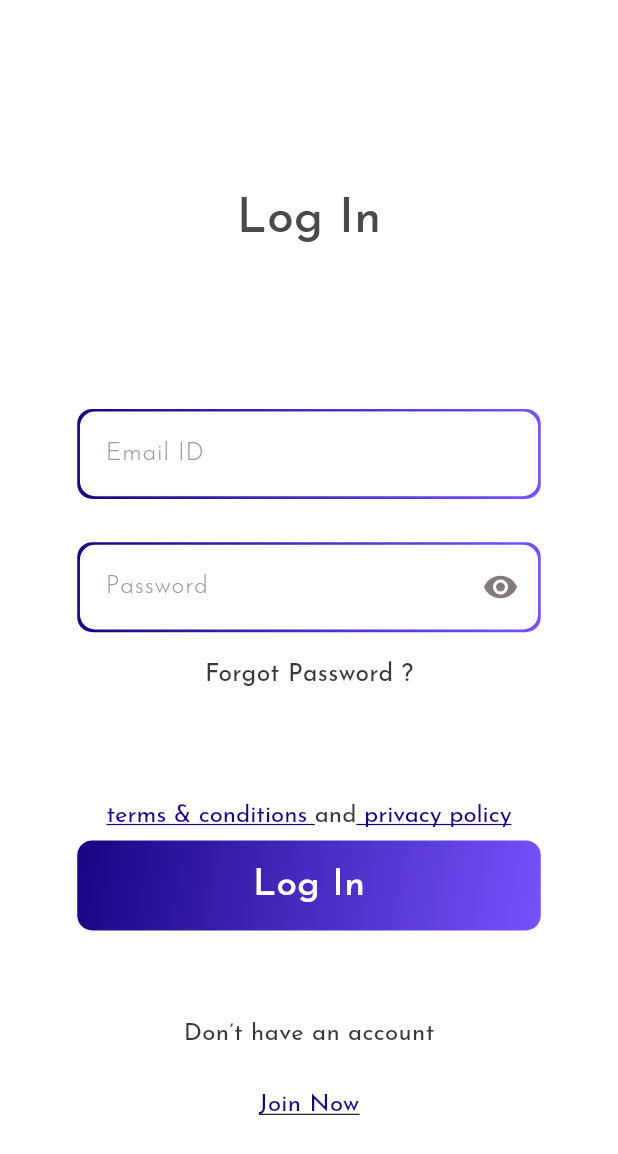
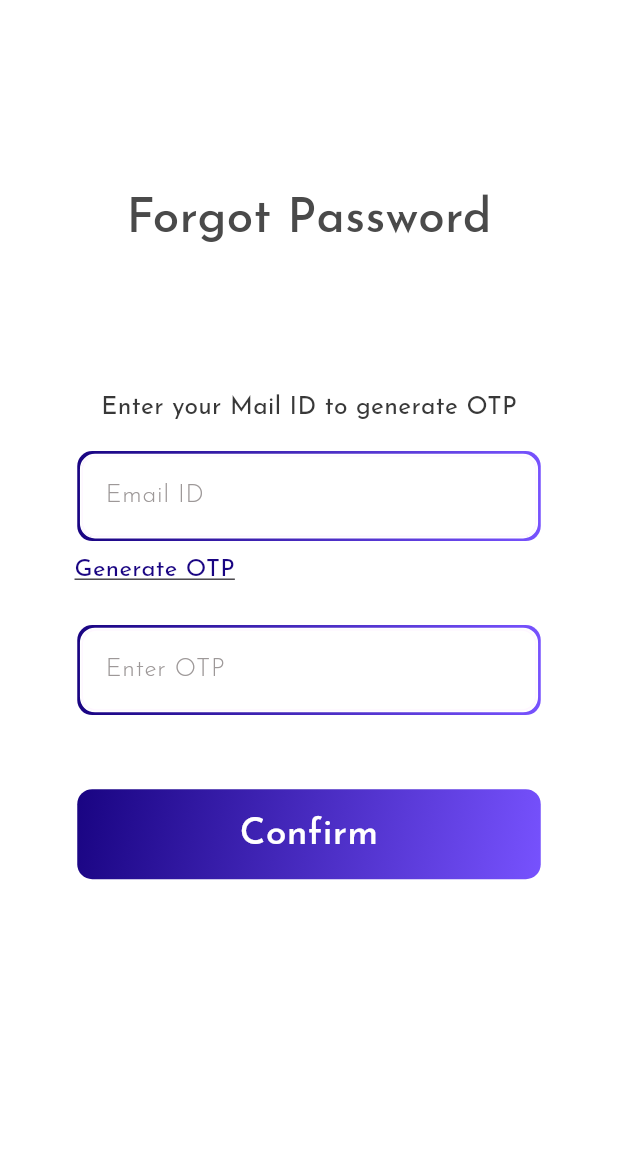
Before and after one commit to Digamend-01/Community-App, a Flutter app: the LoginScreen screen opened directly, after a tap on "Forgot Password ?", on a phone screen of 412 x 824 dp. Shown: the top 1154 px of the screen. Run offline on Flutter 3.47's test engine with Material 3 defaults, Android fonts, the phone set to English and light mode, and no system bars; our stand-ins replace google_fonts, simple_gradient_text.

Commit message:
Login Screen1

```diff
--- a/lib/Screens/Login Create Account/Login.dart
+++ b/lib/Screens/Login Create Account/Login.dart
@@ -1,4 +1,5 @@
 import 'package:communityapp/Constants/Gradient_Border.dart';
+import 'package:communityapp/Screens/Login%20Create%20Account/forgot_password.dart';
 import 'package:flutter/gestures.dart';
 import 'package:flutter/material.dart';
 import 'package:google_fonts/google_fonts.dart';
@@ -122,7 +123,13 @@ class _LoginScreenState extends State<LoginScreen> {
                 height: height * 0.02,
               ),
               InkWell(
-                  onTap: () {},
+                  onTap: () {
+                    Navigator.push(context, MaterialPageRoute(
+                builder: (context) {
+                  return const ForgotPassword();
+                },
+              ));
+                  },
                   child: Text(
                     "Forgot Password ?",
                     style: GoogleFonts.josefinSans(
--- /dev/null
+++ b/lib/Screens/Login Create Account/forgot_password.dart
@@ -0,0 +1,178 @@
+import 'package:communityapp/Constants/Gradient_Border.dart';
+import 'package:communityapp/Screens/Login%20Create%20Account/change_password.dart';
+import 'package:flutter/material.dart';
+import 'package:google_fonts/google_fonts.dart';
+
+class ForgotPassword extends StatefulWidget {
+  const ForgotPassword({super.key});
+
+  @override
+  State<ForgotPassword> createState() => _ForgotPasswordState();
+}
+
+class _ForgotPasswordState extends State<ForgotPassword> {
+  TextEditingController forgotemailController = TextEditingController();
+  TextEditingController forgotOTPController = TextEditingController();
+  @override
+  Widget build(BuildContext context) {
+    final size = MediaQuery.of(context).size;
+    final height = size.height;
+    final width = size.width;
+    return GestureDetector(
+      onTap: () {
+        FocusScope.of(context).unfocus();
+      },
+      child: Scaffold(
+        backgroundColor: Colors.white,
+        body: Column(
+          children: [
+            Center(
+              child: Padding(
+                padding: EdgeInsets.only(top: width * 0.3),
+                child: Text(
+                  "Forgot Password",
+                  style: GoogleFonts.josefinSans(
+                    color: const Color(0xff4A4A4A),
+                    fontSize: 32,
+                    fontWeight: FontWeight.w500,
+                  ),
+                ),
+              ),
+            ),
+            SizedBox(
+              height: height * 0.11,
+            ),
+            Text(
+              "Enter your Mail ID to generate OTP",
+              style: GoogleFonts.josefinSans(
+                color: const Color(0xff383838),
+                fontSize: width * 0.04,
+                fontWeight: FontWeight.w400,
+              ),
+            ),
+            SizedBox(
+              height: height * 0.02,
+            ),
+            Container(
+              height: 60,
+              width: width * 0.75,
+              decoration: gradientDecoration,
+              child: Padding(
+                padding: const EdgeInsets.all(1.8),
+                child: Container(
+                    decoration: innerGradientDecoration,
+                    child: TextFormField(
+                      controller: forgotemailController,
+                      decoration: InputDecoration(
+                        border: InputBorder.none,
+                        hintText: "Email ID",
+                        hintStyle: GoogleFonts.josefinSans(
+                          color: const Color(0xff9D9898),
+                          fontSize: width * 0.04,
+                          fontWeight: FontWeight.w300,
+                        ),
+                        enabledBorder: OutlineInputBorder(
+                            borderRadius: BorderRadius.circular(10.0),
+                            borderSide:
+                                BorderSide(color: Theme.of(context).cardColor)),
+                        focusedBorder: OutlineInputBorder(
+                            borderRadius: BorderRadius.circular(10),
+                            borderSide:
+                                BorderSide(color: Theme.of(context).cardColor)),
+                      ),
+                    )),
+              ),
+            ),
+            SizedBox(
+              height: height * 0.01,
+            ),
+            Padding(
+              padding: EdgeInsets.only(right: width * 0.5),
+              child: InkWell(
+                  onTap: () {},
+                  child: Text(
+                    "Generate OTP",
+                    style: GoogleFonts.josefinSans(
+                      color: const Color(0xff190482),
+                      fontSize: 16,
+                      decoration: TextDecoration.underline,
+                      fontWeight: FontWeight.w400,
+                    ),
+                  )),
+            ),
+            SizedBox(
+              height: height * 0.03,
+            ),
+            Container(
+              height: 60,
+              width: width * 0.75,
+              decoration: gradientDecoration,
+              child: Padding(
+                padding: const EdgeInsets.all(1.8),
+                child: Container(
+                    decoration: innerGradientDecoration,
+                    child: TextFormField(
+                      controller: forgotOTPController,
+                      decoration: InputDecoration(
+                        border: InputBorder.none,
+                        hintText: "Enter OTP",
+                        hintStyle: GoogleFonts.josefinSans(
+                          color: const Color(0xff9D9898),
+                          fontSize: width * 0.04,
+                          fontWeight: FontWeight.w300,
+                        ),
+                        enabledBorder: OutlineInputBorder(
+                            borderRadius: BorderRadius.circular(10.0),
+                            borderSide:
+                                BorderSide(color: Theme.of(context).cardColor)),
+                        focusedBorder: OutlineInputBorder(
+                            borderRadius: BorderRadius.circular(10),
+                            borderSide:
+                                BorderSide(color: Theme.of(context).cardColor)),
+                      ),
+                    )),
+              ),
+            ),
+            SizedBox(
+              height: height * 0.06,
+            ),
+            GestureDetector(
+              onTap: () {
+                 Navigator.push(context, MaterialPageRoute(
+                builder: (context) {
+                  return const ChangePassword();
+                },
+              ));
+              },
+              child: Container(
+                width: width * 0.75,
+                height: 60,
+                decoration: BoxDecoration(
+                  gradient: const LinearGradient(
+                    colors: [
+                      Color(0xff190482),
+                      Color(0xff7752FE),
+                    ],
+                    begin: Alignment.topLeft,
+                    end: Alignment.bottomRight,
+                  ),
+                  borderRadius: BorderRadius.circular(10),
+                ),
+                child: Center(
+                  child: Text(
+                    'Confirm',
+                    style: GoogleFonts.josefinSans(
+                      color: Colors.white,
+                      fontSize: width * 0.06,
+                      fontWeight: FontWeight.w500,
+                    ),
+                  ),
+                ),
+              ),
+            ),
+          ],
+        ),
+      ),
+    );
+  }
+}
```
Also changed, not shown: lib/Screens/Login Create Account/change_password.dart (added, +166 -0 lines).
